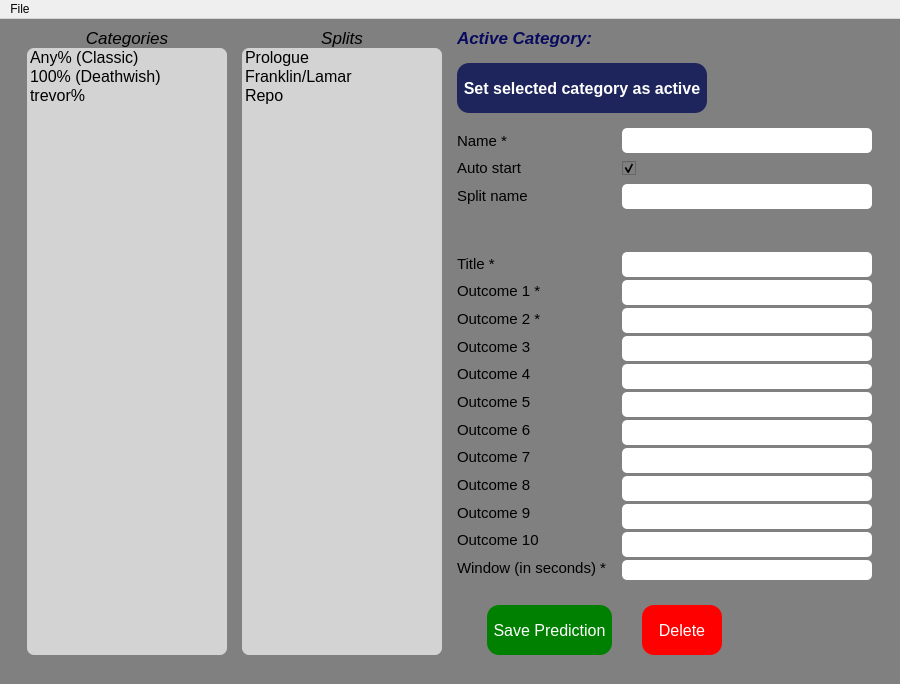
Before: the Qt Designer form ui/manager.ui in rayer456/electrobot, drawn with Qt 5.
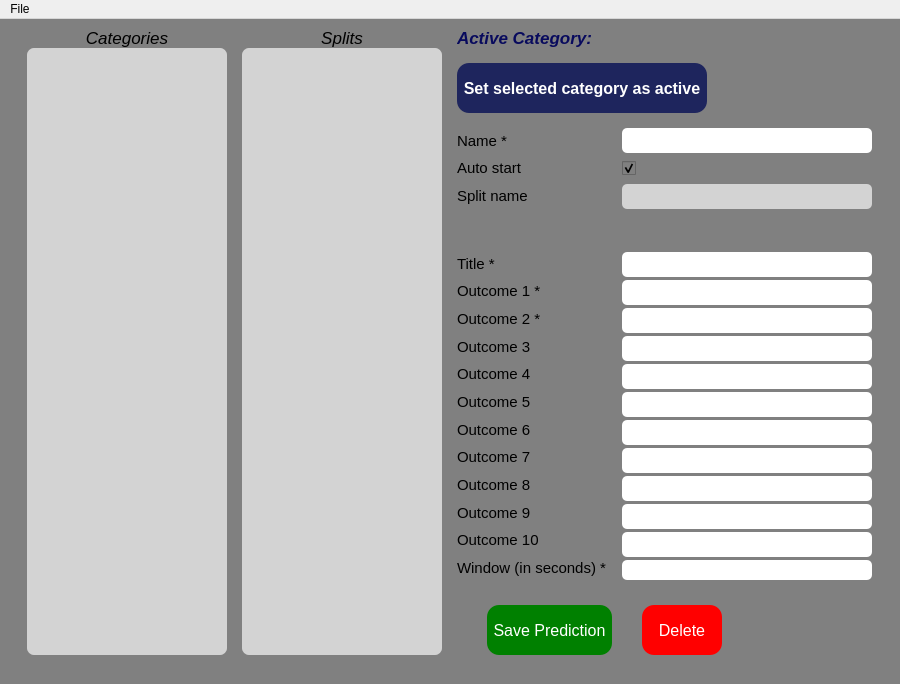
After: the same form once the commit is applied.

Diff of the .ui file:
```diff
--- a/ui/manager.ui
+++ b/ui/manager.ui
@@ -7,7 +7,7 @@
     <x>0</x>
     <y>0</y>
     <width>900</width>
-    <height>650</height>
+    <height>676</height>
    </rect>
   </property>
   <property name="sizePolicy">
@@ -233,21 +233,6 @@
           <property name="selectionRectVisible">
            <bool>false</bool>
           </property>
-          <item>
-           <property name="text">
-            <string>Any% (Classic)</string>
-           </property>
-          </item>
-          <item>
-           <property name="text">
-            <string>100% (Deathwish)</string>
-           </property>
-          </item>
-          <item>
-           <property name="text">
-            <string>trevor%</string>
-           </property>
-          </item>
          </widget>
         </item>
        </layout>
@@ -340,7 +325,7 @@
 }</string>
           </property>
           <property name="sizeAdjustPolicy">
-           <enum>QAbstractScrollArea::AdjustToContents</enum>
+           <enum>QAbstractScrollArea::AdjustIgnored</enum>
           </property>
           <property name="editTriggers">
            <set>QAbstractItemView::DoubleClicked|QAbstractItemView::EditKeyPressed|QAbstractItemView::SelectedClicked</set>
@@ -357,21 +342,6 @@
           <property name="selectionRectVisible">
            <bool>false</bool>
           </property>
-          <item>
-           <property name="text">
-            <string>Prologue</string>
-           </property>
-          </item>
-          <item>
-           <property name="text">
-            <string>Franklin/Lamar</string>
-           </property>
-          </item>
-          <item>
-           <property name="text">
-            <string>Repo</string>
-           </property>
-          </item>
          </widget>
         </item>
        </layout>
@@ -961,6 +931,23 @@
                 <pointsize>11</pointsize>
                </font>
               </property>
+              <property name="cursor">
+               <cursorShape>ForbiddenCursor</cursorShape>
+              </property>
+              <property name="focusPolicy">
+               <enum>Qt::NoFocus</enum>
+              </property>
+              <property name="toolTip">
+               <string>&lt;html&gt;&lt;head/&gt;&lt;body&gt;&lt;p&gt;&lt;br/&gt;&lt;/p&gt;&lt;/body&gt;&lt;/html&gt;</string>
+              </property>
+              <property name="styleSheet">
+               <string notr="true">QLineEdit{
+	background: lightgray;
+}</string>
+              </property>
+              <property name="readOnly">
+               <bool>true</bool>
+              </property>
              </widget>
             </item>
             <item>
```
Left out of the diff: 62 changed lines with no effect on the pictures.
